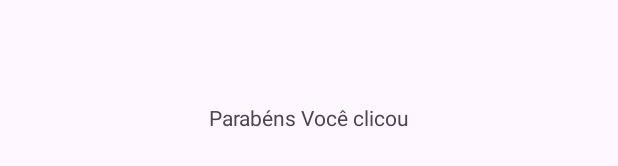
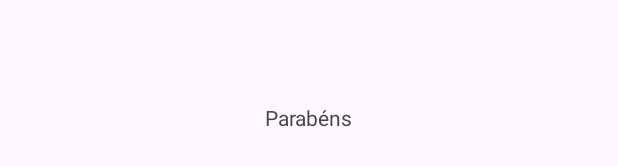
Before and after one commit to mgolegario/LuFit, an Android app: the layout activity_login.xml on its own in the app's theme, with its tools: preview values and no code run, on a phone screen of 412 x 824 dp. Shown: the part 501-667 px from the top of the screen. Run offline under Robolectric (Android 15) with nearby library versions, the phone set to English and light mode, and no system bars.

```diff
--- a/app/src/main/res/layout/activity_login.xml
+++ b/app/src/main/res/layout/activity_login.xml
@@ -11,7 +11,7 @@
         android:id="@+id/textView"
         android:layout_width="wrap_content"
         android:layout_height="wrap_content"
-        android:text="Parabéns Você clicou"
+        android:text="Parabéns"
         app:layout_constraintBottom_toBottomOf="parent"
         app:layout_constraintEnd_toEndOf="parent"
         app:layout_constraintStart_toStartOf="parent"
```
